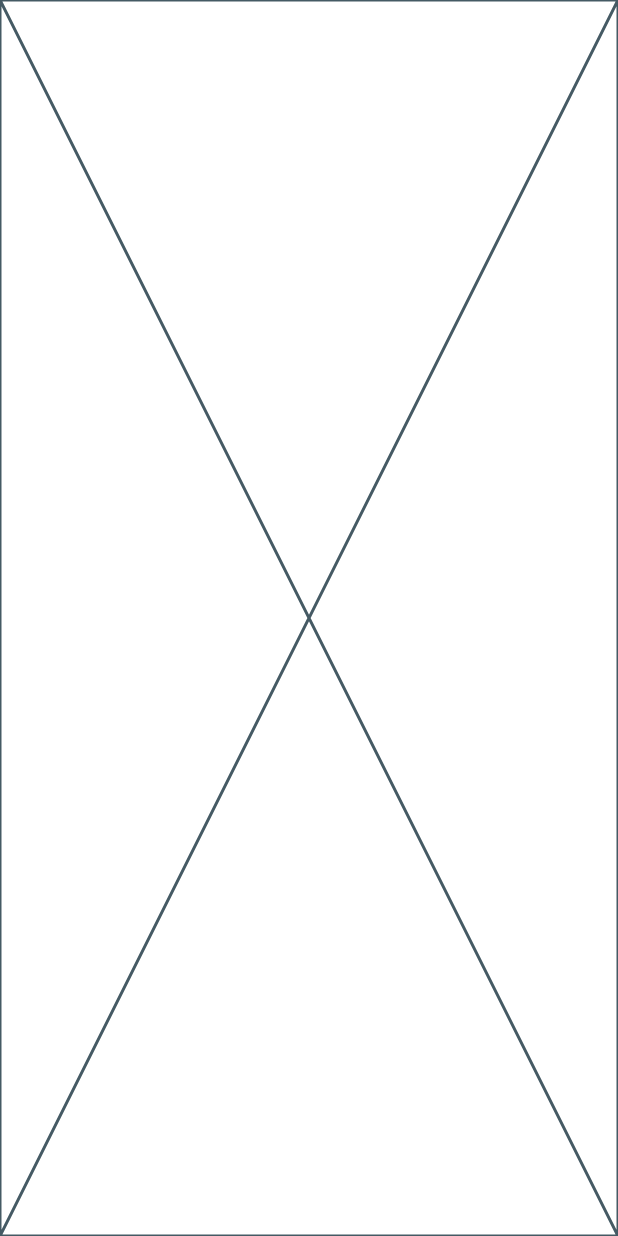
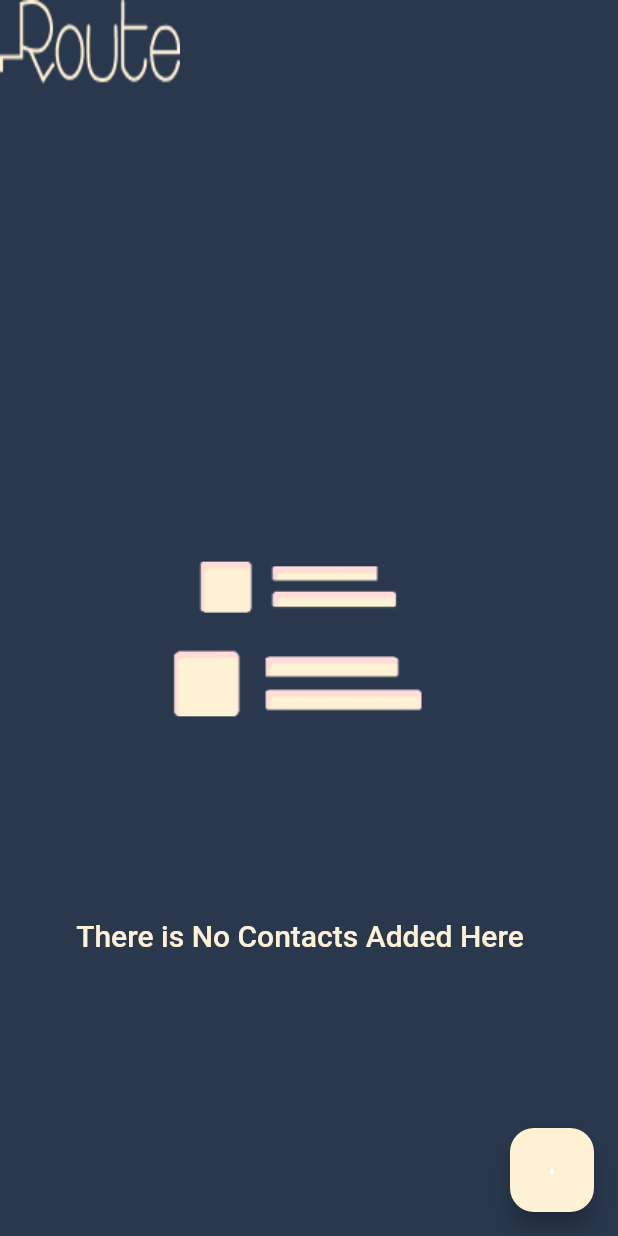
Before and after one commit to AyaaMohammedsayed/contact_app, a Flutter app: the screen it shows after launch, on a phone screen of 412 x 824 dp. Run offline on Flutter 3.47's test engine with Material 3 defaults, Android fonts, the phone set to English and light mode, and no system bars; our stand-ins replace flutter_svg.

Commit message:
creating empty home Screen

```diff
--- a/lib/app_theme.dart
+++ b/lib/app_theme.dart
@@ -1,6 +1,65 @@
 import 'package:flutter/material.dart';
 
 class AppTheme {
- static ThemeData dark = ThemeData();
- static ThemeData light = ThemeData();
+  static const Color primary = Color(0xff29384D);
+  static const Color beige = Color(0xffFFF1D4);
+  static const Color semiWhite = Color(0xffE2F4F6);
+  static const Color red = Color(0xffF93E3E);
+  static ThemeData dark = ThemeData();
+  static ThemeData light = ThemeData(
+    scaffoldBackgroundColor: primary,
+    floatingActionButtonTheme: FloatingActionButtonThemeData(
+      backgroundColor: beige,
+      foregroundColor: primary
+    ),
+    appBarTheme: AppBarTheme(
+      leadingWidth: 120,
+
+      backgroundColor: primary,
+    ),
+    textTheme: TextTheme(
+      titleLarge: TextStyle(
+        fontSize: 20,
+        fontWeight: FontWeight.w500,
+        color: beige,
+      ),
+      titleMedium: TextStyle(
+        fontSize: 16,
+        fontWeight: FontWeight.w500,
+        color: beige,
+      ),
+      titleSmall: TextStyle(
+        fontSize: 14,
+        fontWeight: FontWeight.w500,
+        color: primary,
+      ),
+      labelSmall: TextStyle(
+        fontSize: 10,
+        fontWeight: FontWeight.w500,
+        color: primary,
+      ),
+    ),
+    elevatedButtonTheme: ElevatedButtonThemeData(
+      style: ElevatedButton.styleFrom(
+        backgroundColor: beige,
+        foregroundColor: primary,
+      shape: RoundedRectangleBorder(
+        borderRadius: BorderRadius.circular(16)
+      )
+      )
+    ),
+    inputDecorationTheme: InputDecorationTheme(
+      hintStyle: TextStyle(
+                fontSize: 16,
+        fontWeight: FontWeight.w400,
+        color:semiWhite ,
+      ),
+      filled: true,
+      fillColor: primary,
+      enabledBorder: OutlineInputBorder(
+        borderRadius: BorderRadius.circular(16),
+        borderSide: BorderSide(width: 1,color: beige)
+      ),
+    )
+  );
 }
--- /dev/null
+++ b/lib/first_screen.dart
@@ -0,0 +1,22 @@
+import 'package:flutter/material.dart';
+
+class FirstScreen extends StatelessWidget {
+  const FirstScreen({super.key});
+
+  @override
+  Widget build(BuildContext context) {
+     TextTheme textTheme = Theme.of(context).textTheme;
+    return Column(
+      mainAxisAlignment: MainAxisAlignment.center,
+      children: [
+        Image.asset(
+          'assets/images/home_empty.png',
+          width: 368,
+          height: 368,
+          fit: BoxFit.cover,
+        ),
+        Text('There is No Contacts Added Here', style: textTheme.titleLarge),
+      ],
+    );
+  }
+}
--- a/lib/home_screen.dart
+++ b/lib/home_screen.dart
@@ -1,10 +1,46 @@
+import 'package:contact_app/first_screen.dart';
+import 'package:contact_app/second_content.dart';
 import 'package:flutter/material.dart';
+import 'package:flutter_svg/svg.dart';
 
-class HomeScreen extends StatelessWidget {
+class HomeScreen extends StatefulWidget {
   static const String routeName = '/home_screen';
 
   @override
+  State<HomeScreen> createState() => _HomeScreenState();
+}
+
+class _HomeScreenState extends State<HomeScreen> {
+  bool isEmpty = true;
+  bool isFull = true;
+
+  @override
   Widget build(BuildContext context) {
-    return const Placeholder();
+    TextTheme textTheme = Theme.of(context).textTheme;
+    return Scaffold(
+      floatingActionButton: FloatingActionButton(
+        onPressed: () {
+
+          isEmpty = false;
+          setState(() {
+
+          });
+        },
+        child:isFull==false? Icon(Icons.add):SvgPicture.asset('assets/icons/delete.svg',fit: BoxFit.scaleDown,width: 16,height: 4,),
+      ),
+      appBar: AppBar(
+        leading: Image.asset(
+          'assets/images/route_logo.png',
+          width: 117,
+          height: 39,
+          fit: BoxFit.fill,
+        ),
+      ),
+      body: Padding(
+        padding: const EdgeInsets.symmetric(horizontal: 16),
+        child: isEmpty == true ? FirstScreen() : SecondContent(),
+      ),
+    );
   }
+
 }
--- /dev/null
+++ b/lib/models/contact_model.dart
@@ -0,0 +1,14 @@
+import 'dart:io';
+
+class ContactModel {
+  String name;
+  String email;
+  String phone;
+  File image;
+  ContactModel({
+    required this.email,
+    required this.name,
+    required this.image,
+    required this.phone,
+  });
+}
--- /dev/null
+++ b/lib/second_content.dart
@@ -0,0 +1,21 @@
+import 'package:flutter/material.dart';
+
+class SecondContent extends StatelessWidget {
+  const SecondContent({super.key});
+
+  @override
+  Widget build(BuildContext context) {
+    return Column(
+      mainAxisAlignment: MainAxisAlignment.center,
+      children: [
+        Image.asset(
+          'assets/images/home_empty.png',
+          width: 368,
+          height: 368,
+          fit: BoxFit.cover,
+        ),
+        Text('There is No Contacts Added Here', style: textTheme.titleLarge),
+      ],
+    );
+  }
+}
```
Also changed, not shown: pubspec.yaml (+5 -2 lines), assets/icons/Phone_call.svg (added), assets/icons/delete.svg (added), assets/icons/email.svg (added), assets/images/2.0x/home_empty@2x.png (added), assets/images/2.0x/image_profile@2x.png (added), assets/images/2.0x/route_logo@2x.png (added), assets/images/3.0x/home_empty@3x.png (added), assets/images/3.0x/image_profile@3x.png (added), assets/images/3.0x/route_logo@3x.png (added), assets/images/android_splash.png, assets/images/home_empty.png (added), assets/images/image_profile.png (added), assets/images/route_logo.png (added), 2 more files, 10 other files.
